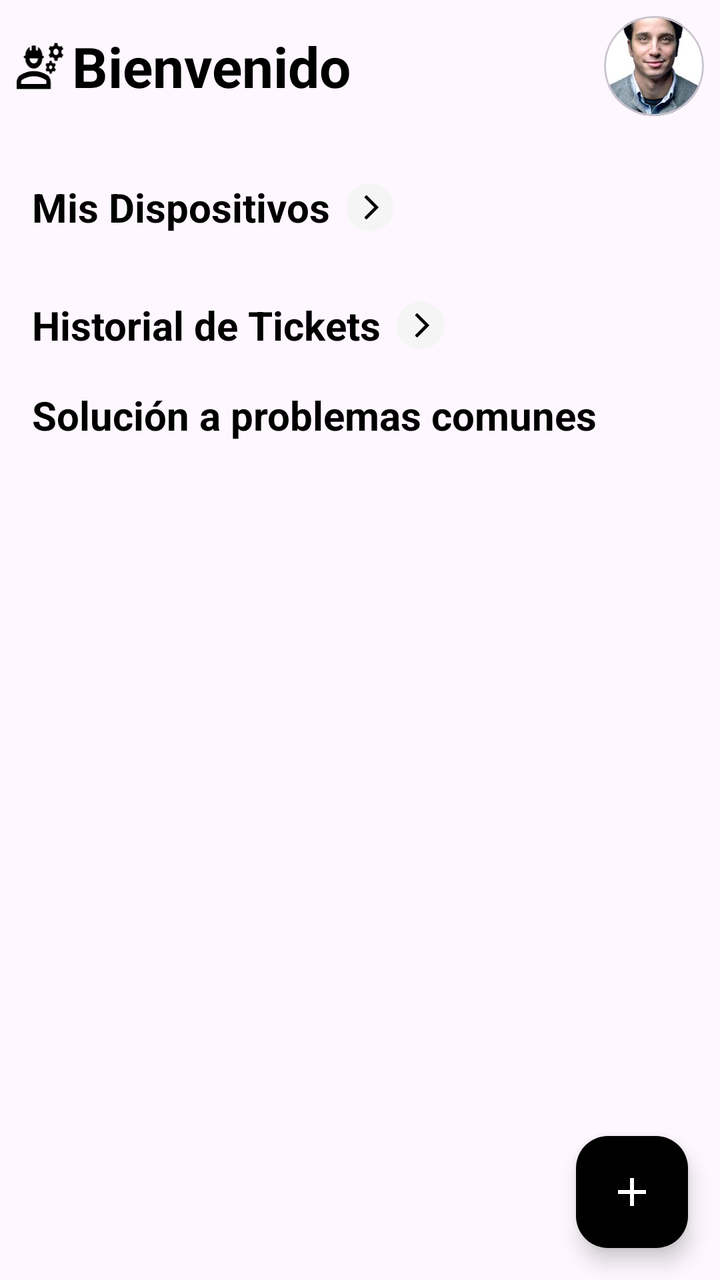
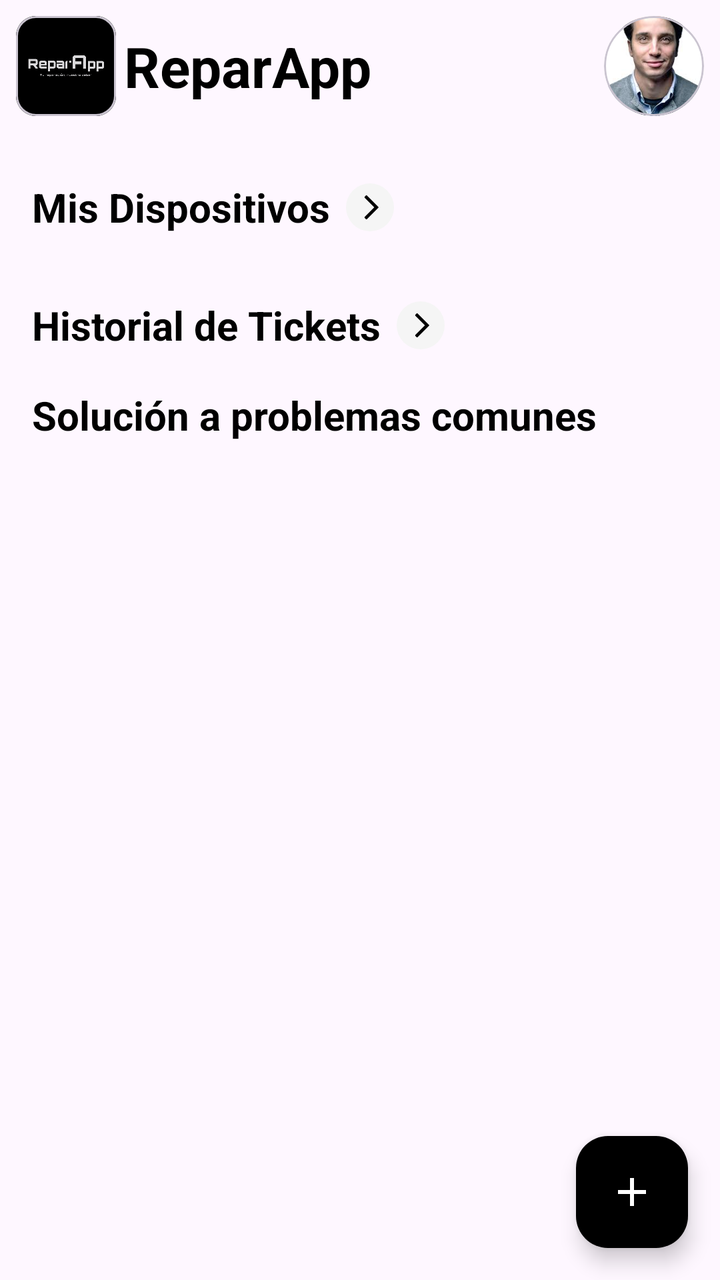

The first picture is an Android layout as it rendered before a commit; the second is the same layout after the commit. The layout source and the unified diff follow.
<!-- AndroidManifest.xml: application theme Theme.ReparApp -->
<!-- res/layout/fragment_home_user.xml -->
<?xml version="1.0" encoding="utf-8"?>
<androidx.constraintlayout.widget.ConstraintLayout xmlns:android="http://schemas.android.com/apk/res/android"
    xmlns:app="http://schemas.android.com/apk/res-auto"
    android:layout_width="match_parent"
    android:layout_height="match_parent"
    xmlns:tools="http://schemas.android.com/tools">
    <LinearLayout
        android:id="@+id/headerLayout"
        android:layout_width="0dp"
        android:layout_height="wrap_content"
        android:orientation="horizontal"
        android:padding="8dp"
        android:gravity="center_vertical"
        app:layout_constraintTop_toTopOf="parent"
        app:layout_constraintStart_toStartOf="parent"
        app:layout_constraintEnd_toEndOf="parent">

        <ImageView
            android:layout_width="24dp"
            android:layout_height="24dp"
            android:src="@drawable/ic_user_group"
            android:contentDescription="@string/user_group" />

        <TextView
            android:layout_width="wrap_content"
            android:layout_height="wrap_content"
            android:layout_marginStart="4dp"
            android:text="@string/home"
            android:textColor="@android:color/black"
            android:textSize="28sp"
            android:textStyle="bold"/>
        <View
            android:layout_width="wrap_content"
            android:layout_height="1dp"
            android:layout_weight="1"/>
        

        <com.google.android.material.card.MaterialCardView
            android:id="@+id/btn_perfil_user"
            android:layout_width="50dp"
            android:layout_height="50dp"
            app:cardCornerRadius="40dp">
            <ImageView
                android:layout_width="match_parent"
                android:layout_height="match_parent"
                android:scaleType="centerCrop"
                android:src="@drawable/person_perfil"
                android:contentDescription="@string/user_group" />
        </com.google.android.material.card.MaterialCardView>
    </LinearLayout>
    <TextView
        android:id="@+id/misDevicesTitle"
        android:layout_width="wrap_content"
        android:layout_height="wrap_content"
        android:text="Mis Dispositivos"
        android:textColor="@android:color/black"
        android:textSize="20sp"
        android:textStyle="bold"
        android:layout_marginStart="16dp"
        android:layout_marginTop="24dp"
        app:layout_constraintStart_toStartOf="parent"
        app:layout_constraintTop_toBottomOf="@id/headerLayout"/>
    <ImageView
        android:layout_width="24dp"
        android:layout_height="24dp"
        android:src="@drawable/ic_arrow_right_png"
        android:contentDescription="@string/see_all"
        android:layout_marginStart="8dp"
        app:layout_constraintTop_toTopOf="@id/misDevicesTitle"
        app:layout_constraintBottom_toBottomOf="@id/misDevicesTitle"
        app:layout_constraintStart_toEndOf="@+id/misDevicesTitle"/>
    <androidx.recyclerview.widget.RecyclerView
        android:id="@+id/recyclerHomeUserDevices"
        android:layout_width="match_parent"
        android:layout_height="wrap_content"
        android:layout_marginTop="8dp"
        app:layout_constraintTop_toBottomOf="@+id/misDevicesTitle"
        app:layout_constraintStart_toStartOf="parent"
        app:layout_constraintEnd_toEndOf="parent"
        android:paddingStart="16dp"
        android:paddingEnd="16dp"
        tools:listitem="@layout/item_device"
        tools:layoutManager="LinearLayoutManager"
        tools:orientation="horizontal"/>
    <TextView
        android:id="@+id/misTicketsTitle"
        android:layout_width="wrap_content"
        android:layout_height="wrap_content"
        android:text="Historial de Tickets"
        android:textColor="@android:color/black"
        android:textSize="20sp"
        android:textStyle="bold"
        android:layout_marginStart="16dp"
        android:layout_marginTop="24dp"
        app:layout_constraintStart_toStartOf="parent"
        app:layout_constraintTop_toBottomOf="@id/recyclerHomeUserDevices"/>
    <ImageView
        android:layout_width="24dp"
        android:layout_height="24dp"
        android:src="@drawable/ic_arrow_right_png"
        android:contentDescription="@string/see_all"
        android:layout_marginStart="8dp"
        app:layout_constraintTop_toTopOf="@id/misTicketsTitle"
        app:layout_constraintBottom_toBottomOf="@id/misTicketsTitle"
        app:layout_constraintStart_toEndOf="@+id/misTicketsTitle"/>
    
    <androidx.recyclerview.widget.RecyclerView
        android:id="@+id/recyclerHomeUserTickets"
        android:layout_width="match_parent"
        android:layout_height="wrap_content"
        android:layout_marginTop="8dp"
        app:layout_constraintTop_toBottomOf="@+id/misTicketsTitle"
        app:layout_constraintStart_toStartOf="parent"
        app:layout_constraintEnd_toEndOf="parent"
        android:paddingStart="16dp"
        android:paddingEnd="16dp"
        tools:listitem="@layout/item_ticket_card"
        tools:layoutManager="LinearLayoutManager"
        tools:orientation="horizontal"/>
    <TextView
        android:id="@+id/baseConocimientoTitle"
        android:layout_width="wrap_content"
        android:layout_height="wrap_content"
        android:text="@string/base_de_conocimiento"
        android:textColor="@android:color/black"
        android:textSize="20sp"
        android:textStyle="bold"
        android:layout_marginStart="16dp"
        android:layout_marginTop="10dp"
        app:layout_constraintTop_toBottomOf="@id/recyclerHomeUserTickets"
        app:layout_constraintStart_toStartOf="parent" />

    <androidx.recyclerview.widget.RecyclerView
        android:id="@+id/recyclerHomeUserKnowledge"
        android:layout_width="0dp"
        android:layout_height="wrap_content"
        android:layout_marginTop="8dp"
        android:paddingStart="16dp"
        android:paddingEnd="16dp"
        android:scrollbars="none"
        tools:listitem="@layout/item_knowledge_card"
        tools:layoutManager="LinearLayoutManager"
        tools:orientation="horizontal"
        app:layout_constraintTop_toBottomOf="@id/baseConocimientoTitle"
        app:layout_constraintStart_toStartOf="parent"
        app:layout_constraintEnd_toEndOf="parent"/>

    <com.google.android.material.floatingactionbutton.FloatingActionButton
        android:layout_width="wrap_content"
        android:layout_height="wrap_content"
        android:id="@+id/fabAdd"
        android:layout_margin="16dp"
        android:src="@drawable/ic_add_white"
        app:backgroundTint="@android:color/black"
        app:tint="@android:color/white"
        app:fabSize="normal"
        app:layout_constraintEnd_toEndOf="parent"
        app:layout_constraintBottom_toBottomOf="parent" />
</androidx.constraintlayout.widget.ConstraintLayout>
<!-- res/layout/item_device.xml (included above) -->
<?xml version="1.0" encoding="utf-8"?>
<androidx.cardview.widget.CardView xmlns:android="http://schemas.android.com/apk/res/android"
    xmlns:app="http://schemas.android.com/apk/res-auto"
    android:layout_width="125dp"
    android:layout_height="wrap_content"
    android:layout_marginEnd="12dp"
    app:cardCornerRadius="8dp"
    app:cardElevation="2dp"
    app:cardBackgroundColor="@color/white">

    <LinearLayout
        android:layout_width="match_parent"
        android:layout_height="match_parent"
        android:gravity="center"
        android:orientation="vertical"
        android:padding="8dp">

        <TextView
            android:id="@+id/ModeloMarcaDevice"
            android:layout_width="wrap_content"
            android:layout_height="wrap_content"
            android:text="HP Pavilion 15"
            android:textColor="@android:color/black"
            android:textSize="15sp"
            android:textStyle="bold" />

        <ImageView
            android:layout_width="48dp"
            android:layout_height="48dp"
            android:layout_marginTop="8dp"
            android:contentDescription="@string/ticket_icon"
            android:src="@drawable/tipo_dispositivo" />
        
        <TextView
            android:layout_width="wrap_content"
            android:layout_height="wrap_content"
            android:layout_marginTop="4dp"
            android:background="@drawable/bg_estado_reportado"
            android:text="Reportado"
            android:textColor="@android:color/holo_red_dark"
            android:textSize="12sp" />












    </LinearLayout>
</androidx.cardview.widget.CardView>
<!-- res/layout/item_ticket_card.xml (included above) -->
<?xml version="1.0" encoding="utf-8"?>
<androidx.cardview.widget.CardView xmlns:android="http://schemas.android.com/apk/res/android"
    xmlns:app="http://schemas.android.com/apk/res-auto"
    android:layout_width="120dp"
    android:layout_height="120dp"
    android:layout_marginEnd="12dp"
    app:cardCornerRadius="8dp"
    app:cardElevation="2dp"
    app:cardBackgroundColor="@color/white">
        <LinearLayout
            android:layout_width="match_parent"
            android:layout_height="match_parent"
            android:orientation="vertical"
            android:gravity="center"
            android:padding="8dp">

            <ImageView
                android:layout_width="48dp"
                android:layout_height="48dp"
                android:src="@drawable/ic_ticket_black"
                android:contentDescription="@string/ticket_icon" />

            <TextView
                android:layout_width="wrap_content"
                android:layout_height="wrap_content"
                android:text="Laptop"
                android:textColor="@android:color/black"
                android:textSize="16sp"
                android:textStyle="bold"
                android:layout_marginTop="8dp" />

            <TextView
                android:layout_width="wrap_content"
                android:layout_height="wrap_content"
                android:text="COD7eddasd"
                android:textColor="@android:color/darker_gray"
                android:textSize="12sp"/>
        </LinearLayout>
</androidx.cardview.widget.CardView>
<!-- res/layout/item_knowledge_card.xml (included above) -->
<?xml version="1.0" encoding="utf-8"?>
<androidx.constraintlayout.widget.ConstraintLayout xmlns:android="http://schemas.android.com/apk/res/android"
    android:layout_width="match_parent"
    android:layout_height="wrap_content"
    xmlns:app="http://schemas.android.com/apk/res-auto">

    <com.google.android.material.card.MaterialCardView
        android:layout_width="match_parent"
        android:layout_height="wrap_content"
        android:layout_marginHorizontal="8dp"
        android:layout_marginVertical="16dp"
        app:layout_constraintTop_toTopOf="parent">
       <LinearLayout
           android:layout_width="match_parent"
           android:layout_height="wrap_content"
           android:gravity="start|center"
           android:padding="10dp"
           android:orientation="vertical">

          <LinearLayout
              android:layout_width="match_parent"
              android:layout_height="50dp"
              android:orientation="horizontal">
              <TextView
                  android:id="@+id/textViewTitle"
                  android:layout_width="wrap_content"
                  android:layout_height="match_parent"
                  android:layout_weight="1"
                  android:gravity="start|center"
                  android:text="Pantalla rota de iphone 15"
                  android:textAppearance="?attr/textAppearanceHeadline6"/>

              <ImageView
                  android:id="@+id/imageViewArrow"
                  android:layout_width="50dp"
                  android:layout_height="50dp"
                  android:src="@drawable/ic_arrow_right_png"/>
          </LinearLayout>

           <TextView
               android:id="@+id/textViewDate"
               android:layout_width="wrap_content"
               android:layout_height="wrap_content"
               android:layout_marginTop="8dp"
               android:text="18 de Marzo del 2025"
               android:textSize="17sp"
               android:textAppearance="?attr/textAppearanceBody2"
               android:textColor="?android:attr/textColorSecondary" />

           <TextView
               android:id="@+id/textViewDescription"
               android:layout_width="wrap_content"
               android:layout_height="wrap_content"
               android:layout_marginTop="16dp"
               android:text="Para el cambio de pantalla de este modelo, debemos consultar con la guía específica ..."
               android:textAppearance="?attr/textAppearanceBody1" />

           <TextView
               android:id="@+id/textViewTechnician"
               android:layout_width="wrap_content"
               android:layout_height="wrap_content"
               android:layout_marginTop="16dp"
               android:text="Tec. Quezada Chorres"
               android:textSize="15sp"
               android:textAppearance="?attr/textAppearanceCaption" />
       </LinearLayout>
    </com.google.android.material.card.MaterialCardView>
</androidx.constraintlayout.widget.ConstraintLayout>
<!-- resources referenced by this layout -->
<resources>
  <color name="white">#FFFFFFFF</color>
  <!-- drawable bg_estado_reportado (drawable) -->
  <?xml version="1.0" encoding="utf-8"?>
  <shape xmlns:android="http://schemas.android.com/apk/res/android"
      android:shape="rectangle">
      <solid android:color="#E7BABE" /> 
      <corners android:radius="1dp" />
  </shape>
  <!-- drawable ic_add_white (drawable) -->
  <vector xmlns:android="http://schemas.android.com/apk/res/android"
      android:width="35dp"
      android:height="35dp"
      android:viewportWidth="35"
      android:viewportHeight="35">
    <path
        android:pathData="M16.042,18.958H7.292V16.042H16.042V7.292H18.958V16.042H27.708V18.958H18.958V27.708H16.042V18.958Z"
        android:fillColor="#FEF7FF"/>
  </vector>
  <!-- drawable ic_arrow_right_png (drawable) -->
  <vector xmlns:android="http://schemas.android.com/apk/res/android"
      android:width="20dp"
      android:height="20dp"
      android:viewportWidth="20"
      android:viewportHeight="20">
    <path
        android:pathData="M10,10m-10,0a10,10 0,1 1,20 0a10,10 0,1 1,-20 0"
        android:fillColor="#F5F5F5"/>
    <path
        android:pathData="M11.776,9.999L7.79,6.013C7.676,5.899 7.676,5.714 7.79,5.6L8.326,5.064C8.44,4.95 8.624,4.95 8.738,5.064L13.467,9.793C13.581,9.907 13.581,10.091 13.467,10.205L8.738,14.934C8.624,15.048 8.44,15.048 8.326,14.934L7.79,14.398C7.676,14.284 7.676,14.099 7.79,13.985L11.776,9.999Z"
        android:fillColor="#000000"/>
  </vector>
  <!-- drawable ic_ticket_black: vector/xml drawable (drawable, 2171 chars, omitted) -->
  <!-- drawable ic_user_group: vector/xml drawable (drawable, 4209 chars, omitted) -->
  <!-- drawable person_perfil: png bitmap (drawable, 66866 bytes) -->
  <!-- drawable tipo_dispositivo (drawable) -->
  <vector xmlns:android="http://schemas.android.com/apk/res/android"
      android:width="30dp"
      android:height="28dp"
      android:viewportWidth="30"
      android:viewportHeight="28">
    <path
        android:pathData="M6.25,20.25H5C4.337,20.25 3.701,19.987 3.232,19.518C2.763,19.049 2.5,18.413 2.5,17.75V5.25C2.5,4.587 2.763,3.951 3.232,3.482C3.701,3.013 4.337,2.75 5,2.75H25C25.663,2.75 26.299,3.013 26.768,3.482C27.237,3.951 27.5,4.587 27.5,5.25V17.75C27.5,18.413 27.237,19.049 26.768,19.518C26.299,19.987 25.663,20.25 25,20.25H23.75M15,17.75L21.25,25.25H8.75L15,17.75Z"
        android:strokeLineJoin="round"
        android:strokeWidth="4"
        android:fillColor="#00000000"
        android:strokeColor="#424242"
        android:strokeLineCap="round"/>
  </vector>
  <string name="base_de_conocimiento">Solución a problemas comunes</string>
  <string name="home">Bienvenido</string>
  <string name="see_all">See all</string>
  <string name="ticket_icon">Ticket Icon</string>
  <string name="user_group">User Group</string>
  <style name="Theme.ReparApp" parent="Base.Theme.ReparApp" />
  <style name="Base.Theme.ReparApp" parent="Theme.Material3.DayNight.NoActionBar">
          
          
      </style>
</resources>

<!-- the commit's change to res/layout/fragment_home_user.xml (unified diff, before → after) -->
@@ -15,11 +15,17 @@
         app:layout_constraintStart_toStartOf="parent"
         app:layout_constraintEnd_toEndOf="parent">
 
-        <ImageView
-            android:layout_width="24dp"
-            android:layout_height="24dp"
-            android:src="@drawable/ic_user_group"
-            android:contentDescription="@string/user_group" />
+        <com.google.android.material.card.MaterialCardView
+            android:layout_width="50dp"
+            android:layout_height="50dp"
+            app:cardCornerRadius="10dp">
+            <ImageView
+                android:layout_width="match_parent"
+                android:layout_height="match_parent"
+                android:scaleType="centerCrop"
+                android:src="@drawable/ic_logo"
+                android:contentDescription="@string/user_group" />
+        </com.google.android.material.card.MaterialCardView>
 
         <TextView
             android:layout_width="wrap_content"
<!-- resource entries referenced after the edit -->
@@ -31,8 +31,8 @@
         android:pathData="M11.776,9.999L7.79,6.013C7.676,5.899 7.676,5.714 7.79,5.6L8.326,5.064C8.44,4.95 8.624,4.95 8.738,5.064L13.467,9.793C13.581,9.907 13.581,10.091 13.467,10.205L8.738,14.934C8.624,15.048 8.44,15.048 8.326,14.934L7.79,14.398C7.676,14.284 7.676,14.099 7.79,13.985L11.776,9.999Z"
         android:fillColor="#000000"/>
   </vector>
+  <!-- drawable ic_logo: png bitmap (drawable, 14628 bytes) -->
   <!-- drawable ic_ticket_black: vector/xml drawable (drawable, 2171 chars, omitted) -->
-  <!-- drawable ic_user_group: vector/xml drawable (drawable, 4209 chars, omitted) -->
   <!-- drawable person_perfil: png bitmap (drawable, 66866 bytes) -->
   <!-- drawable tipo_dispositivo (drawable) -->
   <vector xmlns:android="http://schemas.android.com/apk/res/android"
@@ -49,7 +49,7 @@
         android:strokeLineCap="round"/>
   </vector>
   <string name="base_de_conocimiento">Solución a problemas comunes</string>
-  <string name="home">Bienvenido</string>
+  <string name="home">ReparApp</string>
   <string name="see_all">See all</string>
   <string name="ticket_icon">Ticket Icon</string>
   <string name="user_group">User Group</string>
